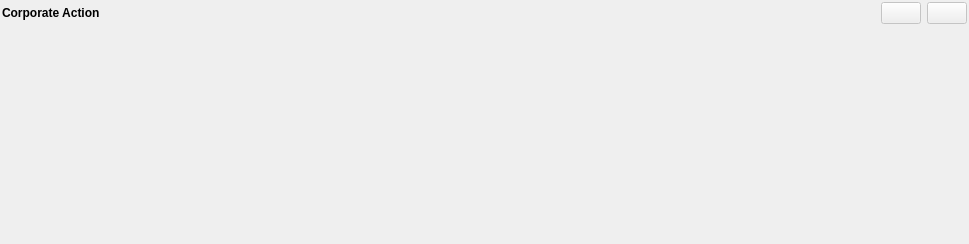
titov-vv/jal, file jal/ui/widgets/corporate_action_operation.ui: the form before one commit.
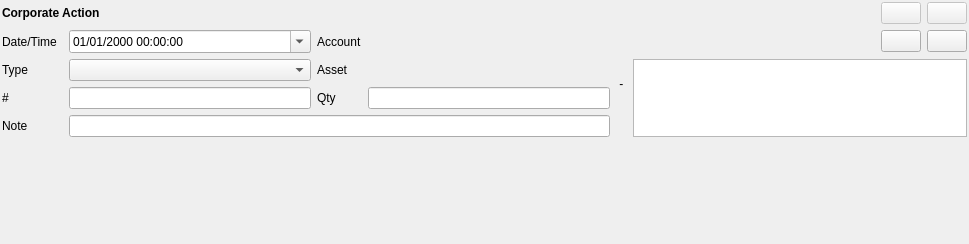
The form after the commit. Custom widgets are drawn as their Qt base class.

Commit message: CorporateWidget class was changed to use Ui_CorporateActionOperation generated by Qt-Designer

The edit to the form file:
```diff
--- a/jal/ui/widgets/corporate_action_operation.ui
+++ b/jal/ui/widgets/corporate_action_operation.ui
@@ -26,14 +26,8 @@
    <property name="bottomMargin">
     <number>2</number>
    </property>
-   <item row="0" column="3">
-    <widget class="QPushButton" name="revert_button">
-     <property name="enabled">
-      <bool>false</bool>
-     </property>
-     <property name="acceptDrops">
-      <bool>false</bool>
-     </property>
+   <item row="2" column="7">
+    <widget class="QPushButton" name="add_button">
      <property name="toolTip">
       <string>Cancel changes</string>
      </property>
@@ -42,7 +36,31 @@
      </property>
     </widget>
    </item>
-   <item row="0" column="2">
+   <item row="3" column="3">
+    <widget class="QLabel" name="asset_label">
+     <property name="text">
+      <string>Asset</string>
+     </property>
+    </widget>
+   </item>
+   <item row="4" column="4">
+    <widget class="QLineEdit" name="qty_edit"/>
+   </item>
+   <item row="2" column="3">
+    <widget class="QLabel" name="account_label">
+     <property name="text">
+      <string>Account</string>
+     </property>
+    </widget>
+   </item>
+   <item row="5" column="0">
+    <widget class="QLabel" name="note_label">
+     <property name="text">
+      <string>Note</string>
+     </property>
+    </widget>
+   </item>
+   <item row="0" column="7">
     <widget class="QPushButton" name="commit_button">
      <property name="enabled">
       <bool>false</bool>
@@ -55,20 +73,14 @@
      </property>
     </widget>
    </item>
-   <item row="0" column="1">
-    <spacer name="horizontal_spacer">
-     <property name="orientation">
-      <enum>Qt::Horizontal</enum>
+   <item row="4" column="3">
+    <widget class="QLabel" name="qty_label">
+     <property name="text">
+      <string>Qty</string>
      </property>
-     <property name="sizeHint" stdset="0">
-      <size>
-       <width>40</width>
-       <height>20</height>
-      </size>
-     </property>
-    </spacer>
+    </widget>
    </item>
-   <item row="0" column="0">
+   <item row="0" column="0" colspan="3">
     <widget class="QLabel" name="main_label">
      <property name="font">
       <font>
@@ -80,7 +92,69 @@
      </property>
     </widget>
    </item>
-   <item row="1" column="0">
+   <item row="2" column="0">
+    <widget class="QLabel" name="date_label">
+     <property name="text">
+      <string>Date/Time</string>
+     </property>
+    </widget>
+   </item>
+   <item row="2" column="2">
+    <widget class="QDateTimeEdit" name="timestamp_editor">
+     <property name="displayFormat">
+      <string>dd/MM/yyyy hh:mm:ss</string>
+     </property>
+     <property name="calendarPopup">
+      <bool>true</bool>
+     </property>
+     <property name="timeSpec">
+      <enum>Qt::UTC</enum>
+     </property>
+    </widget>
+   </item>
+   <item row="3" column="5" rowspan="2">
+    <widget class="QLabel" name="arrow">
+     <property name="text">
+      <string> - </string>
+     </property>
+    </widget>
+   </item>
+   <item row="3" column="0">
+    <widget class="QLabel" name="type_label">
+     <property name="text">
+      <string>Type</string>
+     </property>
+    </widget>
+   </item>
+   <item row="3" column="4">
+    <widget class="AssetSelector" name="asset_widget" native="true"/>
+   </item>
+   <item row="2" column="4">
+    <widget class="AccountSelector" name="account_widget" native="true"/>
+   </item>
+   <item row="4" column="2">
+    <widget class="QLineEdit" name="number"/>
+   </item>
+   <item row="3" column="2">
+    <widget class="QComboBox" name="type"/>
+   </item>
+   <item row="0" column="8">
+    <widget class="QPushButton" name="revert_button">
+     <property name="enabled">
+      <bool>false</bool>
+     </property>
+     <property name="acceptDrops">
+      <bool>false</bool>
+     </property>
+     <property name="toolTip">
+      <string>Cancel changes</string>
+     </property>
+     <property name="text">
+      <string/>
+     </property>
+    </widget>
+   </item>
+   <item row="6" column="0">
     <spacer name="vertical_spacer">
      <property name="orientation">
       <enum>Qt::Vertical</enum>
@@ -93,8 +167,76 @@
      </property>
     </spacer>
    </item>
+   <item row="5" column="2" colspan="3">
+    <widget class="QLineEdit" name="note"/>
+   </item>
+   <item row="2" column="8">
+    <widget class="QPushButton" name="del_button">
+     <property name="toolTip">
+      <string>Remove asset</string>
+     </property>
+     <property name="text">
+      <string/>
+     </property>
+    </widget>
+   </item>
+   <item row="4" column="0">
+    <widget class="QLabel" name="number_label">
+     <property name="text">
+      <string>#</string>
+     </property>
+    </widget>
+   </item>
+   <item row="3" column="6" rowspan="3" colspan="3">
+    <widget class="TableViewWithFooter" name="results_table">
+     <property name="alternatingRowColors">
+      <bool>true</bool>
+     </property>
+     <attribute name="verticalHeaderVisible">
+      <bool>false</bool>
+     </attribute>
+     <attribute name="verticalHeaderMinimumSectionSize">
+      <number>20</number>
+     </attribute>
+     <attribute name="verticalHeaderDefaultSectionSize">
+      <number>20</number>
+     </attribute>
+    </widget>
+   </item>
+   <item row="2" column="6">
+    <spacer name="horizontalSpacer">
+     <property name="orientation">
+      <enum>Qt::Horizontal</enum>
+     </property>
+     <property name="sizeHint" stdset="0">
+      <size>
+       <width>40</width>
+       <height>20</height>
+      </size>
+     </property>
+    </spacer>
+   </item>
   </layout>
  </widget>
+ <customwidgets>
+  <customwidget>
+   <class>TableViewWithFooter</class>
+   <extends>QTableView</extends>
+   <header>jal/widgets/custom/tableview_with_footer.h</header>
+  </customwidget>
+  <customwidget>
+   <class>AccountSelector</class>
+   <extends>QWidget</extends>
+   <header>jal/widgets/reference_selector.h</header>
+   <container>1</container>
+  </customwidget>
+  <customwidget>
+   <class>AssetSelector</class>
+   <extends>QWidget</extends>
+   <header>jal/widgets/reference_selector.h</header>
+   <container>1</container>
+  </customwidget>
+ </customwidgets>
  <resources/>
  <connections/>
 </ui>
```
Left out of the diff: 2 changed lines with no effect on the pictures. The commit also changes 4 other files.
